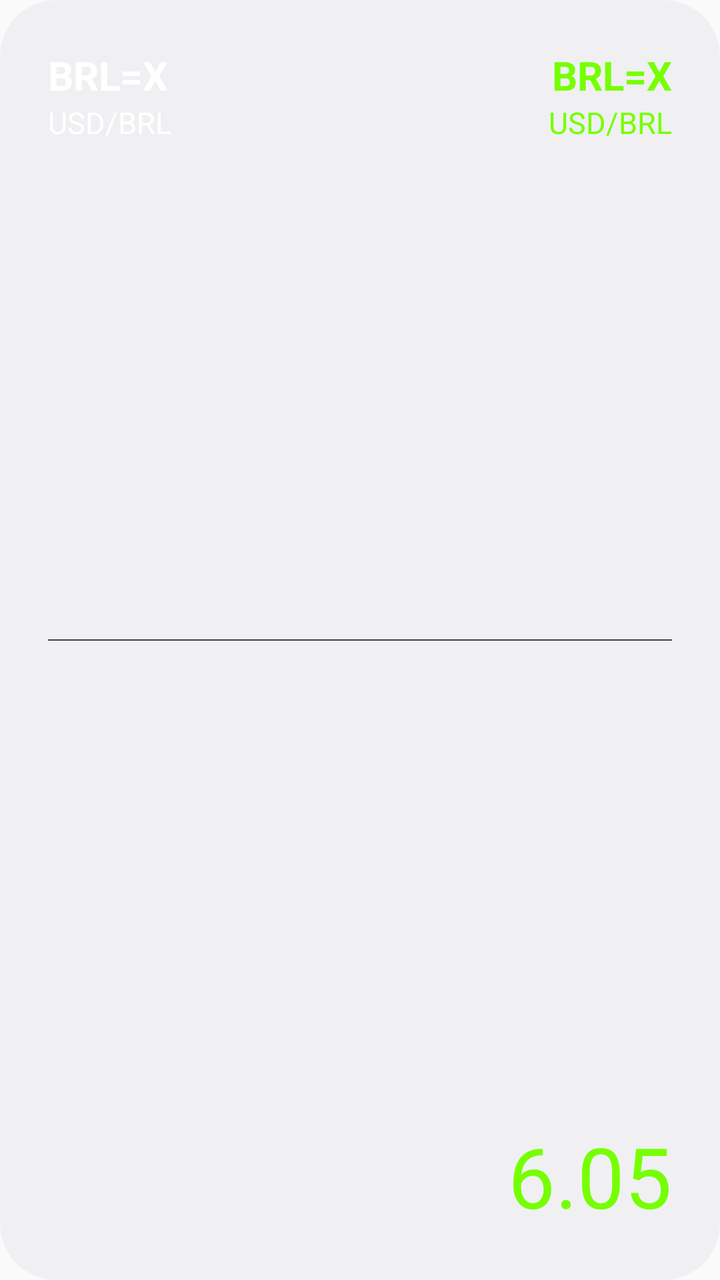
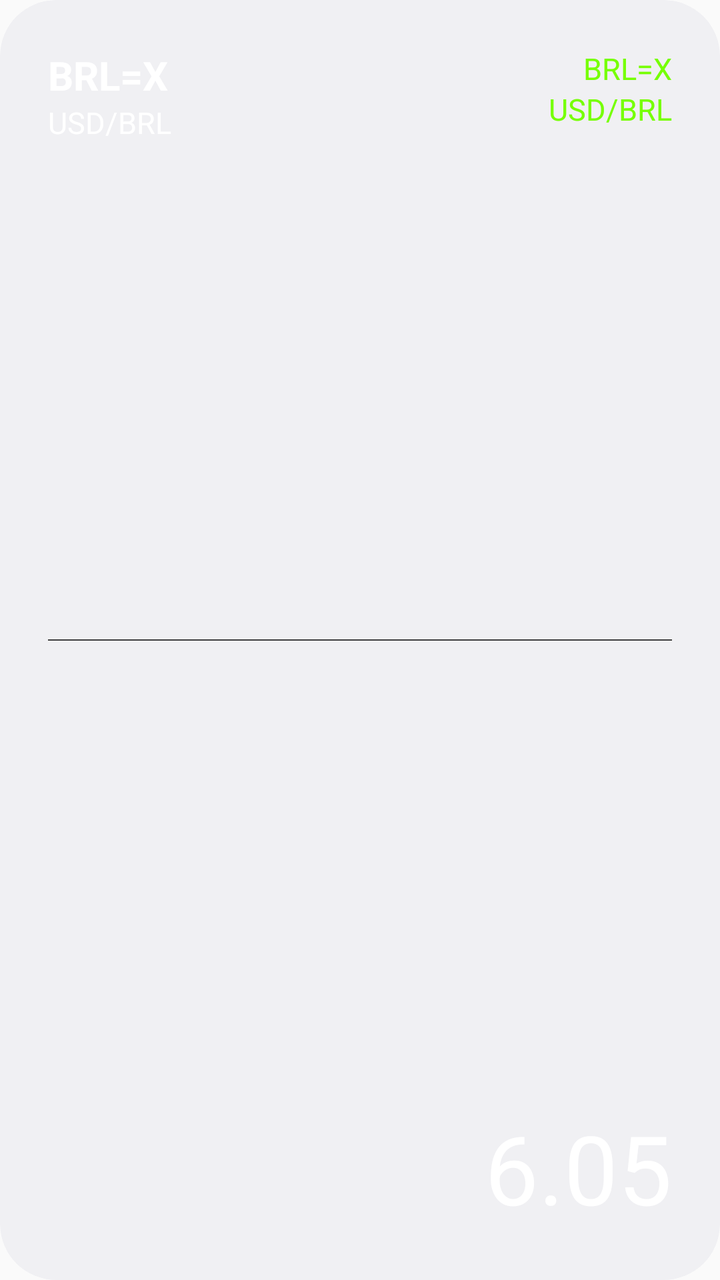

An Android layout rendered at two revisions. The XML below is the earlier revision; the diff shows what the commit changed to produce the second picture.
<!-- AndroidManifest.xml: application theme Theme.QuickRates -->
<!-- res/layout/quick_rates_widgets.xml -->
<RelativeLayout xmlns:android="http://schemas.android.com/apk/res/android"
    android:id="@+id/main_layout"
    style="@style/Widget.QuickRates.AppWidget.Container"
    android:layout_width="match_parent"
    android:layout_height="match_parent"
    android:padding="24dp"
    android:theme="@style/Theme.QuickRates.AppWidgetContainer">

    <TextView
        android:id="@+id/currency"
        android:layout_width="wrap_content"
        android:layout_height="wrap_content"
        android:layout_alignParentStart="true"
        android:layout_alignParentTop="true"
        android:contentDescription="@string/appwidget_currency"
        android:text="@string/appwidget_currency"
        android:textColor="@color/white"
        android:textSize="20sp"
        android:textStyle="bold" />

    <TextView
        android:id="@+id/currency_comparison"
        android:layout_width="wrap_content"
        android:layout_height="wrap_content"
        android:layout_below="@+id/currency"
        android:layout_alignStart="@+id/currency"
        android:contentDescription="@string/appwidget_currency_comparison"
        android:text="@string/appwidget_currency_comparison"
        android:textColor="@color/white"
        android:textSize="15sp"
        android:textStyle="normal" />

    <TextView
        android:id="@+id/var_bid"
        android:layout_width="wrap_content"
        android:layout_height="wrap_content"
        android:layout_alignTop="@+id/currency"
        android:layout_alignParentEnd="true"
        android:contentDescription="@string/appwidget_currency"
        android:text="@string/appwidget_currency"
        android:textColor="@color/gain"
        android:textSize="20sp"
        android:textStyle="bold" />

    <TextView
        android:id="@+id/pct_change"
        android:layout_width="wrap_content"
        android:layout_height="wrap_content"
        android:layout_below="@+id/var_bid"
        android:layout_alignParentEnd="true"
        android:contentDescription="@string/appwidget_currency_comparison"
        android:text="@string/appwidget_currency_comparison"
        android:textColor="@color/gain"
        android:textSize="15sp"
        android:textStyle="normal" />

    <TextView
        android:layout_width="match_parent"
        android:layout_height="0.5dp"
        android:layout_marginTop="8dp"
        android:layout_marginBottom="8dp"
        android:background="#404040"
        android:layout_centerVertical="true"/>

    <TextView
        android:id="@+id/value"
        android:layout_width="wrap_content"
        android:layout_height="wrap_content"
        android:layout_alignParentEnd="true"
        android:layout_alignParentBottom="true"
        android:contentDescription="@string/appwidget_dolar"
        android:text="@string/appwidget_dolar"
        android:textColor="@color/gain"
        android:textSize="42sp"
        android:textStyle="normal" />
</RelativeLayout>
<!-- resources referenced by this layout -->
<resources>
  <color name="gain">#76ff03</color>
  <color name="white">#FFFFFFFF</color>
  <string name="appwidget_currency">BRL=X</string>
  <string name="appwidget_currency_comparison">USD/BRL</string>
  <string name="appwidget_dolar">6.05</string>
  <style name="Theme.QuickRates.AppWidgetContainer" parent="Theme.QuickRates.AppWidgetContainerParent">
          
          <item name="appWidgetPadding">16dp</item>
      </style>
  <style name="Widget.QuickRates.AppWidget.Container" parent="android:Widget">
          <item name="android:id">@android:id/background</item>
          <item name="android:background">?android:attr/colorBackground</item>
      </style>
  <style name="Theme.QuickRates" parent="android:Theme.Material.Light.NoActionBar" />
  <style name="Theme.QuickRates.AppWidgetContainerParent" parent="@android:style/Theme.DeviceDefault">
          
          <item name="appWidgetRadius">16dp</item>
          
          <item name="appWidgetInnerRadius">8dp</item>
      </style>
</resources>

<!-- the commit's change to res/layout/quick_rates_widgets.xml (unified diff, before → after) -->
@@ -39,8 +39,8 @@
         android:contentDescription="@string/appwidget_currency"
         android:text="@string/appwidget_currency"
         android:textColor="@color/gain"
-        android:textSize="20sp"
-        android:textStyle="bold" />
+        android:textSize="15sp"
+        android:textStyle="normal" />
 
     <TextView
         android:id="@+id/pct_change"
@@ -70,7 +70,7 @@
         android:layout_alignParentBottom="true"
         android:contentDescription="@string/appwidget_dolar"
         android:text="@string/appwidget_dolar"
-        android:textColor="@color/gain"
-        android:textSize="42sp"
+        android:textColor="@color/white"
+        android:textSize="48sp"
         android:textStyle="normal" />
 </RelativeLayout>
